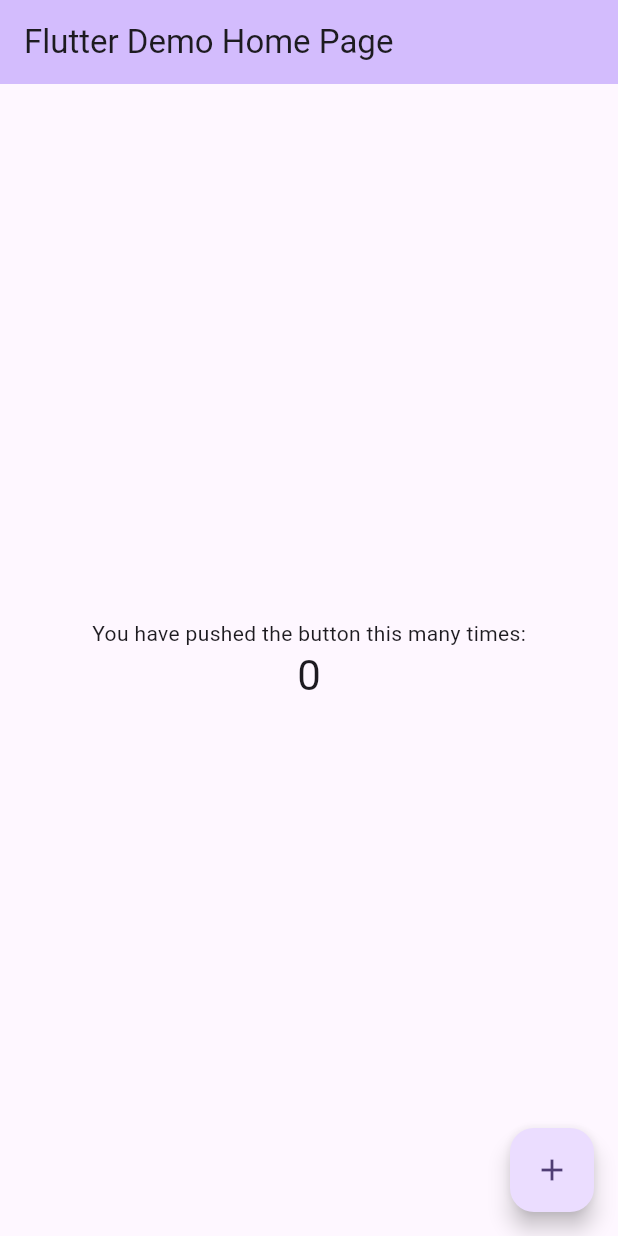
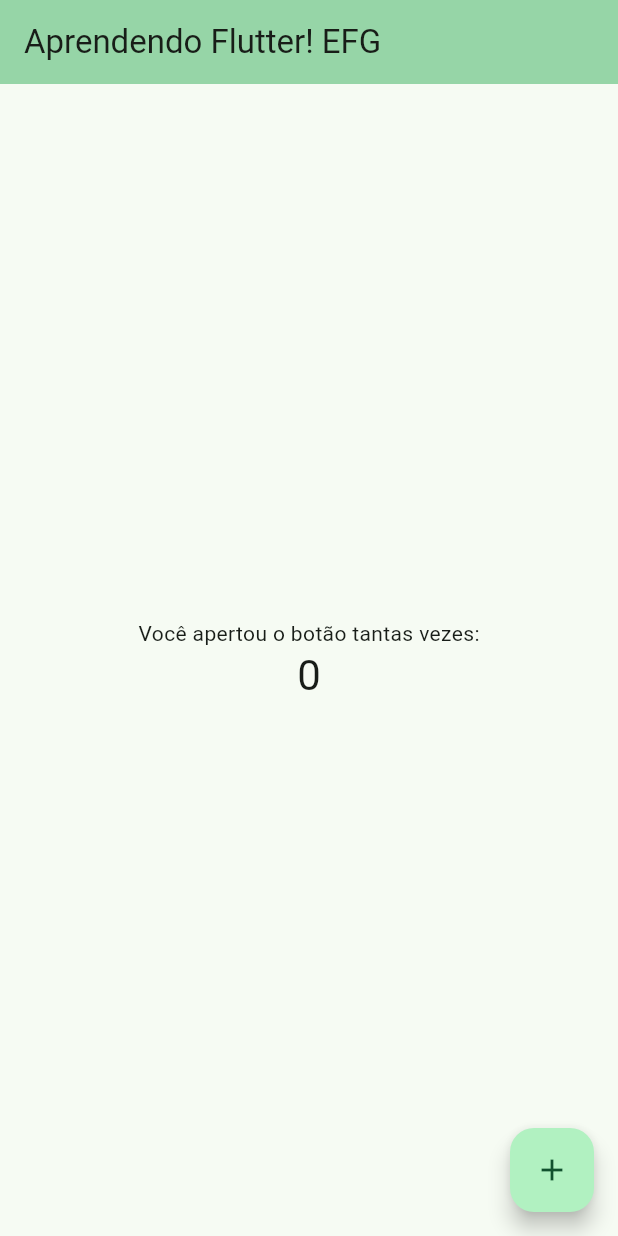
Before and after one commit to amiltonobaldosilva/financy_mi, a Flutter app: the screen it shows after launch, on a phone screen of 412 x 824 dp. Run offline on Flutter 3.47's test engine with Material 3 defaults, Android fonts, the phone set to English and light mode, and no system bars.

Commit message:
Atualiza textos

```diff
--- a/lib/main.dart
+++ b/lib/main.dart
@@ -14,24 +14,11 @@
       debugShowCheckedModeBanner: false,
       title: 'Flutter Demo',
       theme: ThemeData(
-        // This is the theme of your application.
-        //
-        // TRY THIS: Try running your application with "flutter run". You'll see
-        // the application has a purple toolbar. Then, without quitting the app,
-        // try changing the seedColor in the colorScheme below to Colors.green
-        // and then invoke "hot reload" (save your changes or press the "hot
-        // reload" button in a Flutter-supported IDE, or press "r" if you used
-        // the command line to start the app).
-        //
-        // Notice that the counter didn't reset back to zero; the application
-        // state is not lost during the reload. To reset the state, use hot
-        // restart instead.
-        //
-        // This works for code too, not just values: Most code changes can be
-        // tested with just a hot reload.
-        colorScheme: ColorScheme.fromSeed(seedColor: Colors.deepPurple),
+        colorScheme: ColorScheme.fromSeed(
+          seedColor: const Color.fromARGB(255, 11, 150, 85),
+        ),
       ),
-      home: const MyHomePage(title: 'Flutter Demo Home Page'),
+      home: const MyHomePage(title: 'Aprendendo Flutter! EFG'),
     );
   }
 }
@@ -105,7 +92,7 @@
           // wireframe for each widget.
           mainAxisAlignment: MainAxisAlignment.center,
           children: <Widget>[
-            const Text('You have pushed the button this many times:'),
+            const Text('Você apertou o botão tantas vezes:'),
             Text(
               '$_counter',
               style: Theme.of(context).textTheme.headlineMedium,
```
Also changed, not shown: 1 other file.
